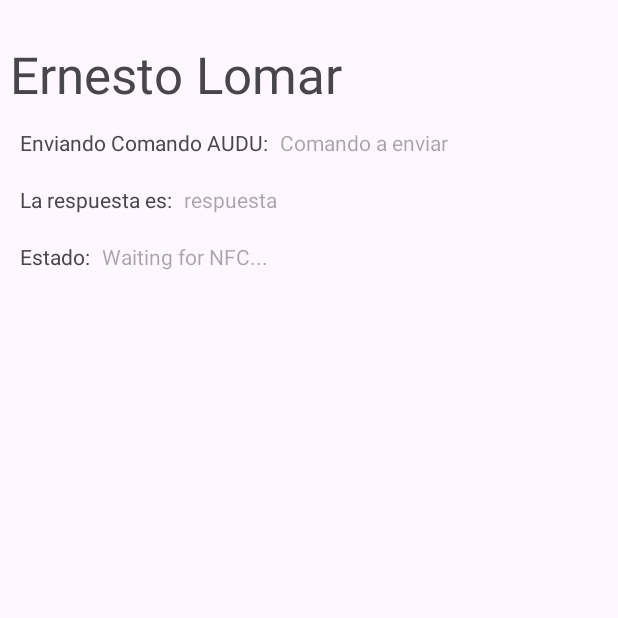
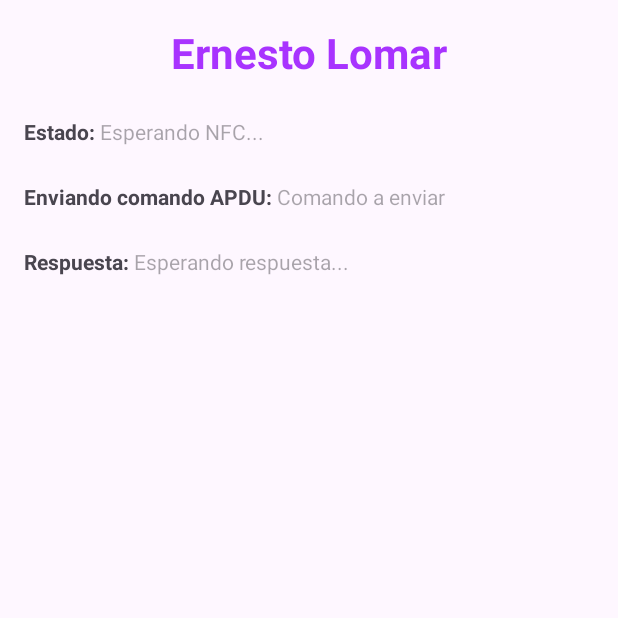
Before and after one commit to ErnestoLomar/HCE_APP, an Android app: the MainActivity screen opened directly, with no data from a screen before it, on a phone screen of 412 x 824 dp, the top half of it. Run offline under Robolectric (Android 15) with nearby library versions, the phone set to English and light mode, and no system bars; 1 statement that could not run was skipped.

Commit message:
Improvements in communication between cell phone and raspberry.

```diff
--- a/Test_HCE/app/src/main/AndroidManifest.xml
+++ b/Test_HCE/app/src/main/AndroidManifest.xml
@@ -20,7 +20,6 @@
             android:exported="true">
             <intent-filter>
                 <action android:name="android.intent.action.MAIN" />
-
                 <category android:name="android.intent.category.LAUNCHER" />
             </intent-filter>
 
--- a/Test_HCE/app/src/main/java/com/example/test_hce/MainActivity.java
+++ b/Test_HCE/app/src/main/java/com/example/test_hce/MainActivity.java
@@ -22,30 +22,36 @@ public class MainActivity extends Activity {
     private BroadcastReceiver messageReceiverEstado = new BroadcastReceiver() {
         @Override
         public void onReceive(Context context, Intent intent) {
+            if (intent != null && intent.hasExtra("estado")) {
                 String estado = intent.getStringExtra("estado");
-
+                Log.d(TAG, "Estado recibido: " + estado);
                 TextView textView = findViewById(R.id.textViewEstado);
-            textView.setText(estado);
+                if (textView != null) textView.setText(estado);
+            }
         }
     };
 
     private BroadcastReceiver messageReceiverEnviado = new BroadcastReceiver() {
         @Override
         public void onReceive(Context context, Intent intent) {
+            if (intent != null && intent.hasExtra("enviado")) {
                 String enviado = intent.getStringExtra("enviado");
-
+                Log.d(TAG, "Comando enviado: " + enviado);
                 TextView textView = findViewById(R.id.textViewEnviado);
-            textView.setText(enviado);
+                if (textView != null) textView.setText(enviado);
+            }
         }
     };
 
     private BroadcastReceiver messageReceiverRecibido = new BroadcastReceiver() {
         @Override
         public void onReceive(Context context, Intent intent) {
+            if (intent != null && intent.hasExtra("recibido")) {
                 String recibido = intent.getStringExtra("recibido");
-
+                Log.d(TAG, "Respuesta recibida: " + recibido);
                 TextView textView = findViewById(R.id.textViewRespuesta);
-            textView.setText(recibido);
+                if (textView != null) textView.setText(recibido);
+            }
         }
     };
 
--- a/Test_HCE/app/src/main/java/com/example/test_hce/MyCardService.java
+++ b/Test_HCE/app/src/main/java/com/example/test_hce/MyCardService.java
@@ -5,6 +5,8 @@ import android.nfc.cardemulation.HostApduService;
 import android.os.Bundle;
 import android.util.Log;
 import android.widget.Toast;
+
+import java.util.Arrays;
 
 public class MyCardService extends HostApduService {
 
@@ -21,17 +23,25 @@ public class MyCardService extends HostApduService {
             (byte)0x00  // SW2: Command successfully executed (OK).
     };
 
+    private boolean appSelected = false;
+
     @Override
     public byte[] processCommandApdu(byte[] commandApdu, Bundle extras) {
 
-        Toast.makeText(this, "Hay comunicacion", Toast.LENGTH_SHORT).show();
+        Log.d(TAG, "APDU recibido: " + bytesToHex(commandApdu));
 
-        String respuesta = hexToString(bytesToHex(commandApdu));
+        // Verifica si es SELECT AID
+        if (isSelectApdu(commandApdu)) {
+            appSelected = true; // Activamos el modo de recepción
+            Log.d(TAG, "SELECT AID recibido, enviando OK...");
+            Toast.makeText(this, "SELECT AID recibido, enviando OK...", Toast.LENGTH_SHORT).show();
+            return SELECT_RESPONSE_OK;
+        }
 
-        boolean chida = isPrintable(respuesta);
-
-        if (chida){
-            //Toast.makeText(this, String.format("Recibido de raspberry: %s", respuesta), Toast.LENGTH_SHORT).show();
+        if (appSelected) {
+            String mensajeRecibido = hexToString(bytesToHex(commandApdu));
+            Log.d(TAG, "Mensaje recibido: " + mensajeRecibido);
+            //Toast.makeText(this, "Mensaje recibido: " + mensajeRecibido, Toast.LENGTH_SHORT).show();
 
             Intent intentEstado = new Intent("com.example.test_hce.MESSAGE_RECEIVED_ESTADO");
             intentEstado.putExtra("estado", "Comunicado");
@@ -42,18 +52,18 @@ public class MyCardService extends HostApduService {
             sendBroadcast(intentEnviado);
 
             Intent intentRecibido = new Intent("com.example.test_hce.MESSAGE_RECEIVED_RECIBIDO");
-            intentRecibido.putExtra("recibido", respuesta);
+            intentRecibido.putExtra("recibido", mensajeRecibido);
             sendBroadcast(intentRecibido);
+
+            String mensajeDeRegreso = "Hola desde App.";
+            //Toast.makeText(this, "Mensaje de regreso: " + mensajeDeRegreso, Toast.LENGTH_SHORT).show();
+            Log.d(TAG, "Mensaje de regreso: " + mensajeDeRegreso);
+            return mensajeDeRegreso.getBytes();
         }
 
-        Log.d(TAG, "Received APDU: " + bytesToHex(commandApdu));
-
-        if (isSelectApdu(commandApdu)) {
-            //Toast.makeText(this, "Respondiendo OK", Toast.LENGTH_SHORT).show();
-            return SELECT_RESPONSE_OK;
-        }
-
-        return new byte[]{};
+        Toast.makeText(this, "No se ha recibido SELECT", Toast.LENGTH_SHORT).show();
+        // Si no se ha recibido SELECT, no hacemos nada
+        return new byte[] {(byte)0x6A, (byte)0x82}; // File not found
     }
 
     @Override
@@ -96,12 +106,6 @@ public class MyCardService extends HostApduService {
     }
 
     private boolean isPrintable(String str) {
-        for (char c : str.toCharArray()) {
-            if (!Character.isLetterOrDigit(c) && !Character.isWhitespace(c) &&
-                    !Character.isISOControl(c) && c != ' ') {
-                return false;
-            }
-        }
-        return true;
+        return str.matches("\\A\\p{Print}*\\z");
     }
 }
--- a/Test_HCE/app/src/main/res/layout/activity_main.xml
+++ b/Test_HCE/app/src/main/res/layout/activity_main.xml
@@ -5,90 +5,84 @@
     android:id="@+id/main"
     android:layout_width="match_parent"
     android:layout_height="match_parent"
+    android:padding="16dp"
     tools:context=".MainActivity">
 
-    <FrameLayout
-        android:layout_width="match_parent"
-        android:layout_height="match_parent">
+    <!-- Título -->
+    <TextView
+        android:id="@+id/textView2"
+        android:layout_width="0dp"
+        android:layout_height="wrap_content"
+        android:text="@string/creador"
+        android:textSize="28sp"
+        android:textStyle="bold"
+        android:textAlignment="center"
+        android:textColor="#a833ff"
+        app:layout_constraintTop_toTopOf="parent"
+        app:layout_constraintStart_toStartOf="parent"
+        app:layout_constraintEnd_toEndOf="parent" />
 
-        <LinearLayout
-            android:layout_width="match_parent"
-            android:layout_height="match_parent"
-            android:orientation="vertical">
+    <!-- Estado -->
+    <TextView
+        android:id="@+id/textView7"
+        android:layout_width="wrap_content"
+        android:layout_height="wrap_content"
+        android:text="Estado: "
+        android:textStyle="bold"
+        app:layout_constraintTop_toBottomOf="@id/textView2"
+        app:layout_constraintStart_toStartOf="parent"
+        android:layout_marginTop="24dp" />
 
     <TextView
-                android:id="@+id/textView2"
-                android:layout_width="327dp"
-                android:layout_height="85dp"
-                android:paddingStart="10px"
-                android:paddingTop="40px"
-                android:text="@string/creador"
-                android:textSize="34sp" />
+        android:id="@+id/textViewEstado"
+        android:layout_width="0dp"
+        android:layout_height="wrap_content"
+        android:hint="Esperando NFC..."
+        android:textColor="#555"
+        app:layout_constraintStart_toEndOf="@id/textView7"
+        app:layout_constraintTop_toTopOf="@id/textView7"
+        app:layout_constraintEnd_toEndOf="parent" />
 
-            <LinearLayout
-                android:layout_width="match_parent"
-                android:layout_height="38dp"
-                android:orientation="horizontal">
-
+    <!-- Enviado -->
     <TextView
         android:id="@+id/textView3"
         android:layout_width="wrap_content"
         android:layout_height="wrap_content"
-                    android:layout_marginStart="20px"
-                    android:text="Enviando Comando AUDU:" />
+        android:text="Enviando comando APDU: "
+        android:textStyle="bold"
+        app:layout_constraintTop_toBottomOf="@id/textView7"
+        app:layout_constraintStart_toStartOf="parent"
+        android:layout_marginTop="24dp" />
 
     <TextView
         android:id="@+id/textViewEnviado"
-                    android:layout_width="196dp"
-                    android:layout_height="21dp"
-                    android:layout_marginLeft="12px"
-                    android:hint="Comando a enviar" />
+        android:layout_width="0dp"
+        android:layout_height="wrap_content"
+        android:hint="Comando a enviar"
+        android:textColor="#555"
+        app:layout_constraintStart_toEndOf="@id/textView3"
+        app:layout_constraintTop_toTopOf="@id/textView3"
+        app:layout_constraintEnd_toEndOf="parent" />
 
-            </LinearLayout>
-
-            <LinearLayout
-                android:layout_width="match_parent"
-                android:layout_height="38dp"
-                android:orientation="horizontal">
-
+    <!-- Recibido -->
     <TextView
         android:id="@+id/textView5"
         android:layout_width="wrap_content"
         android:layout_height="wrap_content"
-                    android:layout_marginStart="20px"
-                    android:text="La respuesta es:" />
+        android:text="Respuesta: "
+        android:textStyle="bold"
+        app:layout_constraintTop_toBottomOf="@id/textView3"
+        app:layout_constraintStart_toStartOf="parent"
+        android:layout_marginTop="24dp" />
 
     <TextView
         android:id="@+id/textViewRespuesta"
-                    android:layout_width="196dp"
-                    android:layout_height="21dp"
-                    android:layout_marginStart="12px"
-                    android:hint="respuesta" />
-            </LinearLayout>
-
-            <LinearLayout
-                android:layout_width="match_parent"
-                android:layout_height="32dp"
-                android:orientation="horizontal">
-
-                <TextView
-                    android:id="@+id/textView7"
-                    android:layout_width="wrap_content"
+        android:layout_width="0dp"
         android:layout_height="wrap_content"
-                    android:layout_marginStart="20px"
-                    android:text="Estado:" />
-
-                <TextView
-                    android:id="@+id/textViewEstado"
-                    android:layout_width="wrap_content"
-                    android:layout_height="wrap_content"
-                    android:layout_centerInParent="true"
-                    android:layout_marginStart="12px"
-                    android:hint="Waiting for NFC..." />
-            </LinearLayout>
-
-        </LinearLayout>
-
-    </FrameLayout>
+        android:hint="Esperando respuesta..."
+        android:textColor="#555"
+        app:layout_constraintStart_toEndOf="@id/textView5"
+        app:layout_constraintTop_toTopOf="@id/textView5"
+        app:layout_constraintEnd_toEndOf="parent" />
 
 </androidx.constraintlayout.widget.ConstraintLayout>
```
Lines whose indentation alone changed are shown as unchanged.
